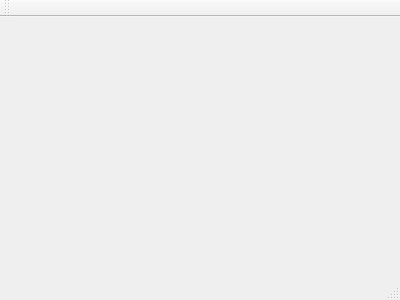
This is mainwindow.ui in jjzhang166/MyTranslater as Qt 5 draws it before an edit. The edited form follows.
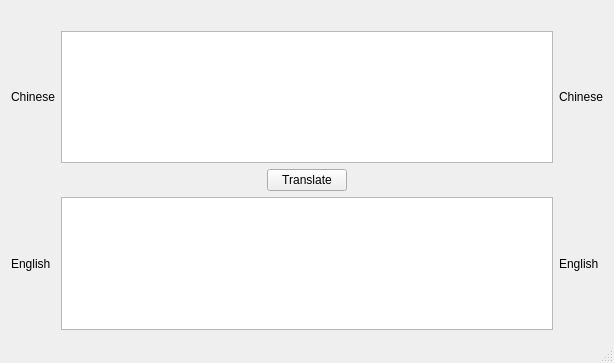
This is the edited form.

```diff
--- a/mainwindow.ui
+++ b/mainwindow.ui
@@ -1,24 +1,125 @@
 <ui version="4.0">
  <class>MainWindow</class>
- <widget class="QMainWindow" name="MainWindow" >
-  <property name="geometry" >
+ <widget class="QMainWindow" name="MainWindow">
+  <property name="geometry">
    <rect>
     <x>0</x>
     <y>0</y>
-    <width>400</width>
-    <height>300</height>
+    <width>614</width>
+    <height>363</height>
    </rect>
   </property>
   <property name="windowTitle" >
    <string>MainWindow</string>
   </property>
-  <widget class="QMenuBar" name="menuBar" />
-  <widget class="QToolBar" name="mainToolBar" />
-  <widget class="QWidget" name="centralWidget" />
-  <widget class="QStatusBar" name="statusBar" />
+  <widget class="QWidget" name="centralWidget">
+   <layout class="QHBoxLayout" name="horizontalLayout">
+    <item>
+     <layout class="QGridLayout" name="gridLayout">
+      <item row="4" column="0">
+       <widget class="QLabel" name="label_2">
+        <property name="text">
+         <string>English</string>
+        </property>
+       </widget>
+      </item>
+      <item row="2" column="0">
+       <widget class="QLabel" name="label">
+        <property name="text">
+         <string>Chinese</string>
+        </property>
+       </widget>
+      </item>
+      <item row="2" column="1">
+       <widget class="QPlainTextEdit" name="plainTextEdit"/>
+      </item>
+      <item row="4" column="1">
+       <widget class="QPlainTextEdit" name="plainTextEdit_2"/>
+      </item>
+      <item row="1" column="1">
+       <spacer name="horizontalSpacer_3">
+        <property name="orientation">
+         <enum>Qt::Horizontal</enum>
+        </property>
+        <property name="sizeHint" stdset="0">
+         <size>
+          <width>40</width>
+          <height>20</height>
+         </size>
+        </property>
+       </spacer>
+      </item>
+      <item row="0" column="1">
+       <layout class="QVBoxLayout" name="verticalLayout"/>
+      </item>
+      <item row="3" column="1">
+       <layout class="QHBoxLayout" name="horizontalLayout_2">
+        <item>
+         <spacer name="horizontalSpacer_2">
+          <property name="orientation">
+           <enum>Qt::Horizontal</enum>
+          </property>
+          <property name="sizeHint" stdset="0">
+           <size>
+            <width>40</width>
+            <height>20</height>
+           </size>
+          </property>
+         </spacer>
+        </item>
+        <item>
+         <widget class="QPushButton" name="pushButton">
+          <property name="text">
+           <string>Translate</string>
+          </property>
+         </widget>
+        </item>
+        <item>
+         <spacer name="horizontalSpacer">
+          <property name="orientation">
+           <enum>Qt::Horizontal</enum>
+          </property>
+          <property name="sizeHint" stdset="0">
+           <size>
+            <width>40</width>
+            <height>20</height>
+           </size>
+          </property>
+         </spacer>
+        </item>
+       </layout>
+      </item>
+      <item row="2" column="2">
+       <widget class="QLabel" name="label_3">
+        <property name="text">
+         <string>Chinese</string>
+        </property>
+       </widget>
+      </item>
+      <item row="4" column="2">
+       <widget class="QLabel" name="label_4">
+        <property name="text">
+         <string>English</string>
+        </property>
+       </widget>
+      </item>
+     </layout>
+    </item>
+   </layout>
+  </widget>
+  <widget class="QMenuBar" name="menuBar">
+   <property name="geometry">
+    <rect>
+     <x>0</x>
+     <y>0</y>
+     <width>614</width>
+     <height>20</height>
+    </rect>
+   </property>
+  </widget>
+  <widget class="QStatusBar" name="statusBar"/>
  </widget>
- <layoutDefault spacing="6" margin="11" />
- <pixmapfunction></pixmapfunction>
+ <layoutdefault spacing="6" margin="11"/>
  <resources/>
  <connections/>
 </ui>
```
Left out of the diff: 3 changed lines with no effect on the pictures.
